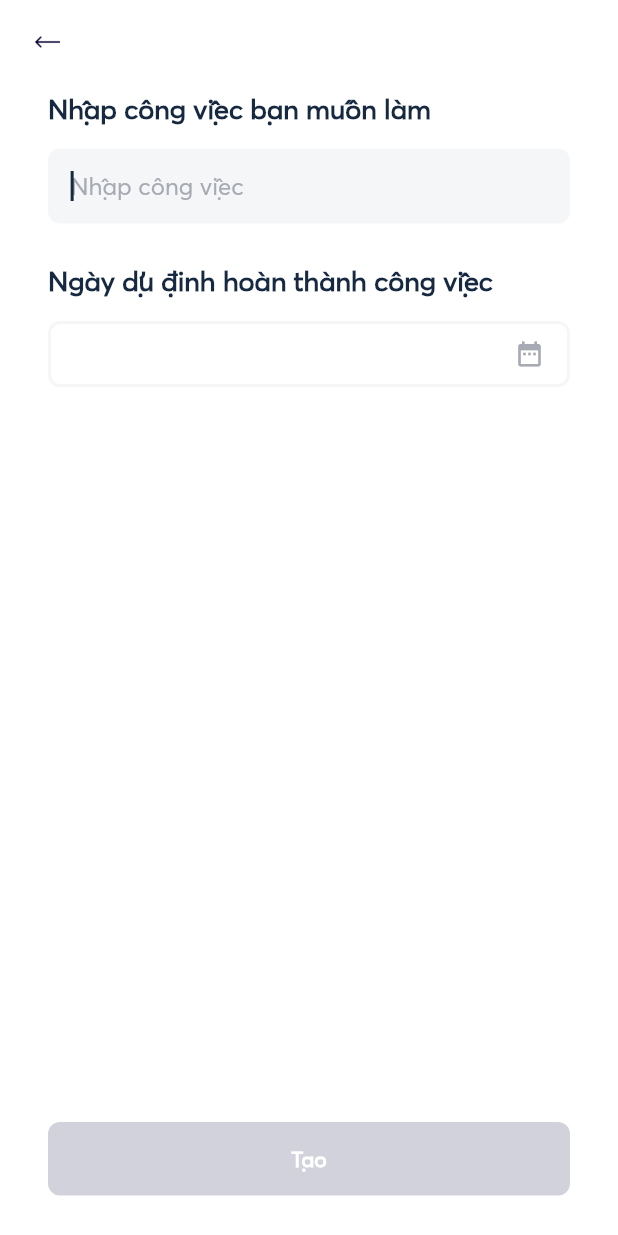
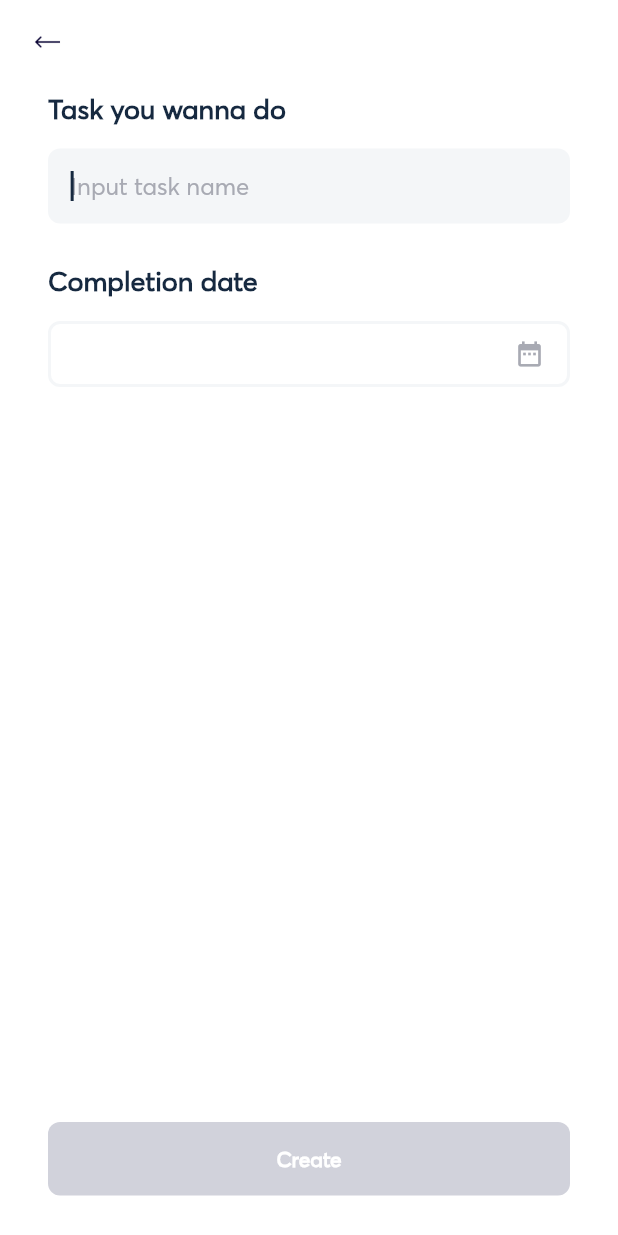
Before and after one commit to lamnguyen2169/Todos, a Flutter app: the screen it shows after launch, after a tap on the "add" icon, on a phone screen of 412 x 824 dp. Run offline on Flutter 3.47's test engine with Material 2 defaults, Android fonts, the phone set to English and light mode, and no system bars; our stand-ins replace connectivity, dio, flutter_datetime_picker, flutter_multi_formatter, rxdart, shared_preferences and 1 more; accounts and stored records are empty.

Commit message:
* Upgrade dependencies from pubspec. Change literal in screens. Fix not updated UI issue for task_card.

```diff
--- a/Source/todos/lib/screens/done_task/done_task.dart
+++ b/Source/todos/lib/screens/done_task/done_task.dart
@@ -39,7 +39,7 @@ class _DoneTaskScreenState extends LifecycleState<DoneTaskScreen> {
       bottom: false,
       right: false,
       title: BarTitle(
-        title: 'Công việc đã hoàn thành',
+        title: 'Finished Tasks',
         fontSize: 26,
         titleAlignment: TextAlign.left,
       ),
--- a/Source/todos/lib/screens/home/create_task/create_task.dart
+++ b/Source/todos/lib/screens/home/create_task/create_task.dart
@@ -74,7 +74,7 @@ class ContainerWidget extends StatelessWidget {
         context,
         Dialogs.messageWidget(
           context,
-          'Không thể tạo công việc',
+          'Cannot create task',
         ),
       );
     }
@@ -145,7 +145,7 @@ class _InputWidgetState extends State<InputWidget> {
         crossAxisAlignment: CrossAxisAlignment.start,
         children: <Widget>[
           Text(
-            'Nhập công việc bạn muốn làm',
+            'Task you wanna do',
             textAlign: TextAlign.left,
             style: TextStyle(
               color: AppColors.text,
@@ -163,7 +163,7 @@ class _InputWidgetState extends State<InputWidget> {
             autofocus: true,
             color: AppColors.text,
             cursorColor: AppColors.text,
-            placeholder: 'Nhập công việc',
+            placeholder: 'Input task name',
             placeholderColor: AppColors.greyText,
             fontSize: 16,
             fontWeight: FontWeight.normal,
@@ -180,7 +180,7 @@ class _InputWidgetState extends State<InputWidget> {
             height: 27,
           ),
           Text(
-            'Ngày dự định hoàn thành công việc',
+            'Completion date',
             textAlign: TextAlign.left,
             style: TextStyle(
               color: AppColors.text,
@@ -268,7 +268,7 @@ class _BottomWidgetState extends State<BottomWidget> {
         child: Consumer<bool>(
           builder: (context, isEnabled, child) {
             return Button(
-              title: 'Tạo',
+              title: 'Create',
               fontSize: 14,
               fontWeight: FontWeight.bold,
               color: AppColors.white,
--- a/Source/todos/lib/screens/home/home.dart
+++ b/Source/todos/lib/screens/home/home.dart
@@ -46,7 +46,7 @@ class _HomeScreenState extends LifecycleState<HomeScreen> {
       bottom: false,
       right: false,
       title: BarTitle(
-        title: 'Danh sách công việc',
+        title: 'Task List',
         fontSize: 26,
         titleAlignment: TextAlign.left,
       ),
--- a/Source/todos/lib/screens/task/task.dart
+++ b/Source/todos/lib/screens/task/task.dart
@@ -39,7 +39,7 @@ class _TaskScreenState extends LifecycleState<TaskScreen> {
       bottom: false,
       right: false,
       title: BarTitle(
-        title: 'Công việc của tôi',
+        title: 'My Tasks',
         fontSize: 26,
         titleAlignment: TextAlign.left,
       ),
--- a/Source/todos/lib/ui/shares/task_card/task_card.dart
+++ b/Source/todos/lib/ui/shares/task_card/task_card.dart
@@ -31,11 +31,16 @@ class TaskCard extends StatelessWidget {
   Widget build(BuildContext context) {
     final TaskCardController controller = Provider.of<TaskCardController>(context);
 
-    return StreamProvider<Task>.value(
+    return StreamProvider<Task?>.value(
       value: controller.taskStream,
-      initialData: controller.task,
-      child: Consumer<Task>(
+      initialData: null,
+      updateShouldNotify: (previous, current) => true,
+      child: Consumer<Task?>(
         builder: (context, task, child) {
+          if (task is! Task) {
+            return Container();
+          }
+
           return GestureDetector(
             onTap: this.onPressed,
             child: Column(
--- a/Source/todos/lib/ui/shares/task_card/task_card_controller.dart
+++ b/Source/todos/lib/ui/shares/task_card/task_card_controller.dart
@@ -12,19 +12,17 @@ import 'task_card_event.dart';
 
 class TaskCardController extends BaseController {
   /// MARK: - Local properties
-  final BehaviorSubject<Task> _taskSubject = BehaviorSubject<Task>();
+  final BehaviorSubject<Task?> _taskSubject = BehaviorSubject<Task?>();
 
   /// MARK: - Public properties
-  late Task task;
+  ValueStream<Task?> get taskStream => _taskSubject.stream;
 
-  ValueStream<Task> get taskStream => _taskSubject.stream;
-
-  RxSink<Task> get taskSink => RxSink(_taskSubject);
+  RxSink<Task?> get taskSink => RxSink(_taskSubject);
 
   /// MARK: - Constructors
   TaskCardController(Task task, [BaseController? parent]) : super(parent) {
     if (task is Task) {
-      this.task = task;
+      this.taskSink.add(task);
     }
   }
 
```
Also changed, not shown: Source/todos/pubspec.yaml (+10 -10 lines), 5 other files.
